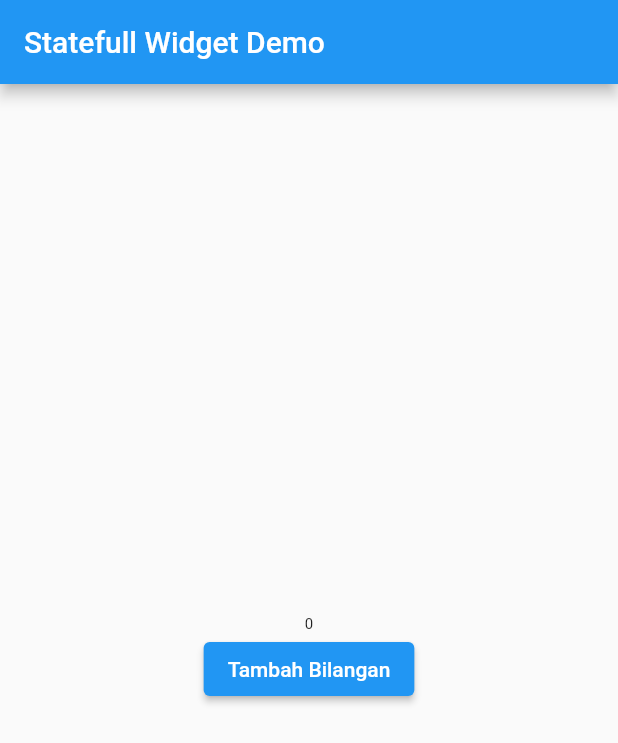
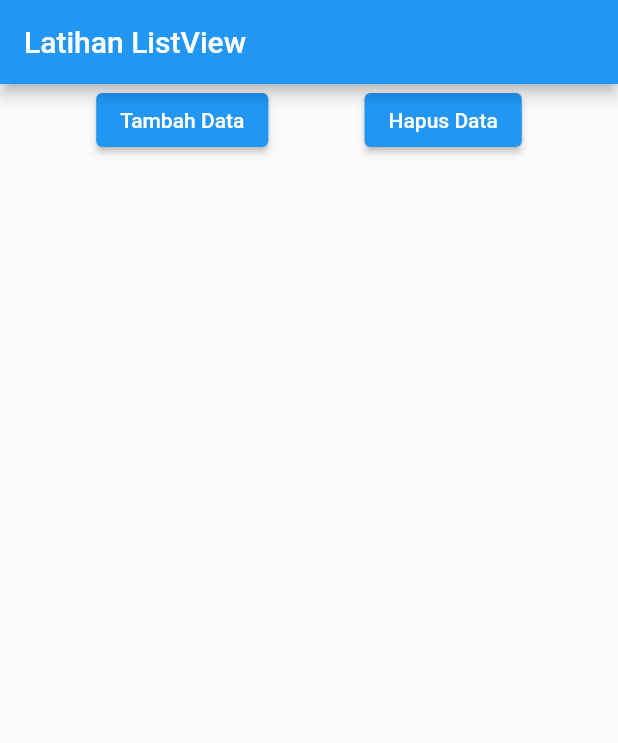
Before and after one commit to tryoasnafi/flutter-fundamental, a Flutter app: the screen it shows after launch, on a phone screen of 412 x 824 dp. Shown: the top 743 px of the screen. Run offline on Flutter 3.47's test engine with Material 2 defaults, Android fonts, the phone set to English and light mode, and no system bars.

Commit message:
List dan ListView

```diff
--- a/lib/main.dart
+++ b/lib/main.dart
@@ -8,41 +8,55 @@ class MyApp extends StatefulWidget {
 }
 
 class _MyAppState extends State<MyApp> {
-  int number = 0;
+  List<Widget> widgets = [];
+  int counter = 1;
 
   @override
   Widget build(BuildContext context) {
     return MaterialApp(
       home: Scaffold(
         appBar: AppBar(
-          title: Text("Statefull Widget Demo"),
+          title: Text("Latihan ListView"),
         ),
-        body: Center(
-          child: Column(
-            mainAxisAlignment: MainAxisAlignment.center,
+        body: ListView(
+          // mainAxisAlignment: MainAxisAlignment.center,
           children: [
+            Row(
+              mainAxisAlignment: MainAxisAlignment.spaceEvenly,
+              children: [
+                ElevatedButton(
+                  onPressed: () {
+                    setState(() {
+                      widgets.add(
                         Text(
-                "$number",
+                          "Data ke-$counter",
                           style: TextStyle(
-                  fontSize: _increaseFontSize(),
+                            fontSize: 35,
                           ),
                         ),
+                      );
+                      counter++;
+                    });
+                  },
+                  child: Text("Tambah Data"),
+                ),
                 ElevatedButton(
-                onPressed: _incrementCounter,
-                child: Text("Tambah Bilangan"),
+                  onPressed: () {
+                    setState(() {
+                      widgets.removeAt(0);
+                    });
+                  },
+                  child: Text("Hapus Data"),
                 ),
               ],
             ),
+            Column(
+              crossAxisAlignment: CrossAxisAlignment.start,
+              children: widgets,
+            )
+          ],
         ),
       ),
     );
   }
-
-  void _incrementCounter() {
-    setState(() {
-      number++;
-    });
 }
-
-  double _increaseFontSize() => 10 + 2 * number.toDouble();
-}
```
Lines whose indentation alone changed are shown as unchanged.
